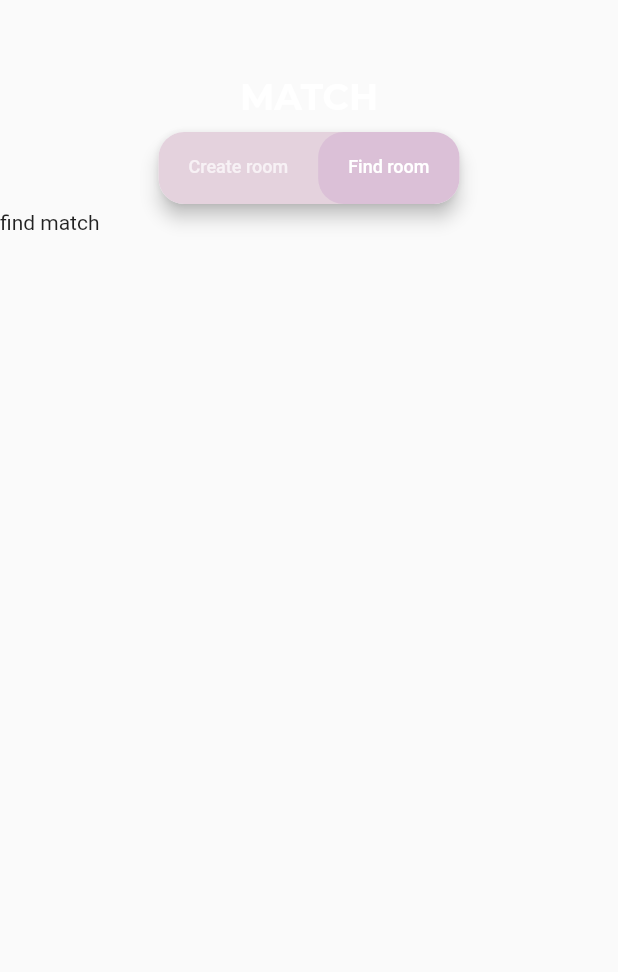
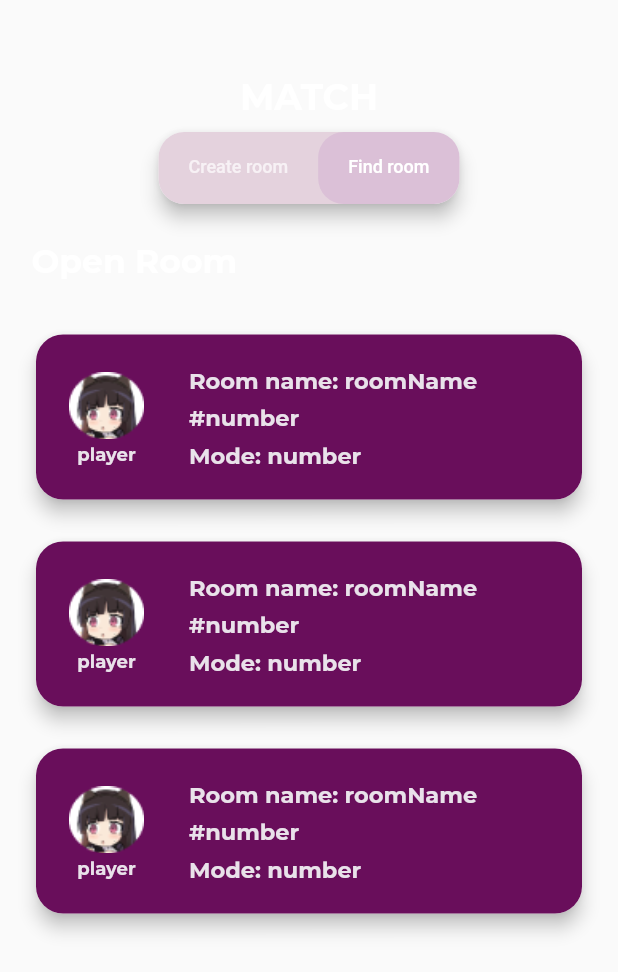
Before and after one commit to ChauKiet0311/Chessy_MobileApp, a Flutter app: the MatchTabView widget shown alone on an empty page, opened directly, tab 2 chosen, on a phone screen of 412 x 824 dp. Shown: the top 972 px of the screen. Run offline on Flutter 3.47's test engine with Material 2 defaults, Android fonts, the phone set to English and light mode, and no system bars; our stand-ins replace animated_splash_screen, google_nav_bar, page_transition.

Commit message:
complete find room screen

```diff
--- /dev/null
+++ b/lib/components/room_item.dart
@@ -0,0 +1,92 @@
+import 'package:flutter/material.dart';
+
+class RoomItem extends StatelessWidget {
+  final String mode;
+  final String roomName;
+  final String number;
+  final String player;
+
+  const RoomItem({super.key, required this.mode, required this.roomName, required this.number, required this.player});
+
+  @override
+  Widget build(BuildContext context) {
+    return Card(
+        shape: RoundedRectangleBorder(borderRadius: BorderRadius.circular(18)),
+        elevation: 5,
+        child: new InkWell(
+            child: Container(
+              padding: const EdgeInsets.all(10),
+              width: 350,
+              height: 110,
+              decoration: const BoxDecoration(
+                color: Color.fromARGB(255, 105, 14, 91),
+                borderRadius: BorderRadius.all(Radius.circular(18))
+              ),
+              child: Padding(
+                padding: const EdgeInsets.symmetric(horizontal: 12.0),
+                child: Row(
+                  mainAxisAlignment: MainAxisAlignment.start,
+                  children: [
+                    Column(
+                      mainAxisSize: MainAxisSize.min,
+                      children: [
+                        Image.asset( "image/avatar.png",
+                          fit: BoxFit.contain,
+                          height: 50,
+                          width: 50,
+                        ),
+
+                        Text(player,
+                          style: TextStyle(
+                                fontFamily: 'Montserrat',
+                              fontWeight: FontWeight.w700,
+                              fontSize: 12,
+                              color: Color.fromARGB(255, 233, 226, 234)
+                          )
+                        )
+                    ]),
+
+                    SizedBox(width: 30,),
+
+                    Column(
+                      //mainAxisAlignment: MainAxisAlignment.start,
+                      crossAxisAlignment: CrossAxisAlignment.start,
+                      mainAxisSize: MainAxisSize.min,
+                      children: [
+                        Text('Room name: ${roomName}',
+                            style: TextStyle(
+                                fontFamily: 'Montserrat',
+                                fontWeight: FontWeight.w700,
+                                fontSize: 15,
+                                color: Color.fromARGB(255, 233, 226, 234)
+                            ),
+                            maxLines: 1,
+                        ),
+                        SizedBox(height: 7),
+                        Text('#${number}',
+                            style: TextStyle(
+                                fontFamily: 'Montserrat',
+                                fontWeight: FontWeight.w700,
+                                fontSize: 15,
+                                color: Color.fromARGB(255, 233, 226, 234)
+                            ),
+                            maxLines: 1,
+                        ),
+                        SizedBox(height: 7),
+                        Text('Mode: ${number}',
+                            style: TextStyle(
+                                fontFamily: 'Montserrat',
+                                fontWeight: FontWeight.w700,
+                                fontSize: 15,
+                                color: Color.fromARGB(255, 233, 226, 234)
+                            ),
+                            maxLines: 1,
+                        )
+                      ],
+                    ),
+                  ],
+                ),
+              ),
+            )));
+  }
+}
--- a/lib/screen/match_main_screen.dart
+++ b/lib/screen/match_main_screen.dart
@@ -1,3 +1,4 @@
+import "package:chessy/screen/match_sub_screen/find_room_screen.dart";
 import "package:flutter/material.dart";
 import "package:chessy/screen/match_sub_screen/create_room_screen.dart";
 
@@ -53,7 +54,12 @@ class _MatchTabView extends State<MatchTabView> with TickerProviderStateMixin {
       Expanded(
           child: TabBarView(
               controller: tabController,
-              children: [CreateRoomScreen(), Text("find match")]))
+              children: [
+                CreateRoomScreen(),
+                FindRoomScreen(),
+              ]
+          )
+        )
     ]);
   }
 }
--- /dev/null
+++ b/lib/screen/match_sub_screen/find_room_screen.dart
@@ -0,0 +1,46 @@
+import "package:chessy/components/create_room_button.dart";
+import "package:chessy/components/room_item.dart";
+import "package:flutter/material.dart";
+
+class FindRoomScreen extends StatelessWidget {
+  const FindRoomScreen({super.key});
+
+  @override
+  Widget build(BuildContext context) {
+    return Center(
+        child: Padding(
+            padding: const EdgeInsets.all(10.0),
+            child: Center(
+              child: Column(
+                crossAxisAlignment: CrossAxisAlignment.center,
+                children: [
+                  Container(
+                    child: Padding(
+                      padding: const EdgeInsets.all(11.0),
+                      child: Text('Open Room',
+                        style: TextStyle(
+                          fontFamily: 'Montserrat',
+                          fontWeight: FontWeight.w700,
+                          fontSize: 22,
+                          color: Colors.white
+                        ),
+                      ),
+                    ),
+                    alignment: Alignment.centerLeft,
+                  ),
+
+                  Expanded(child: ListView.builder(
+                    itemBuilder: (ctx, index) => Container(
+                        child: RoomItem(mode: 'mode', roomName: "roomName", number: "number", player: "player"),
+                        margin: const EdgeInsets.all(10),
+                      ),
+                    itemCount: 3,
+                    padding: const EdgeInsets.symmetric(vertical: 10),
+                  ))
+                ],
+              )
+            )
+          )
+        );
+  }
+}
--- a/pubspec.yaml
+++ b/pubspec.yaml
@@ -66,6 +66,7 @@ flutter:
   #   - images/a_dot_burr.jpeg
   #   - images/a_dot_ham.jpeg
   assets:
+    - image/
     - image/chessy_logo.png
     - image/167.jpg
     - image/blitz_10_icon.png
```
Also changed, not shown: image/avatar.png (added).
